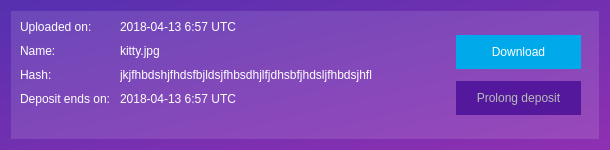
Above: memority/ui/file_list_item.ui from Memority/memority before the change. Below: the same form after it.
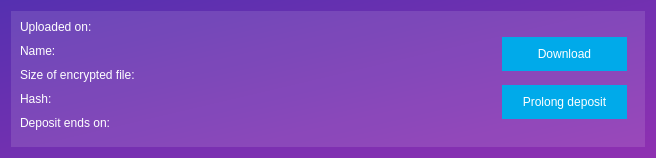
That is the form after the change. Icons and pictures are not drawn.

Patch:
```diff
--- a/memority/ui/file_list_item.ui
+++ b/memority/ui/file_list_item.ui
@@ -6,8 +6,8 @@
    <rect>
     <x>0</x>
     <y>0</y>
-    <width>610</width>
-    <height>150</height>
+    <width>656</width>
+    <height>158</height>
    </rect>
   </property>
   <property name="sizePolicy">
@@ -35,29 +35,20 @@
 color: #fff;
 }</string>
   </property>
-  <layout class="QVBoxLayout" name="verticalLayout">
+  <layout class="QHBoxLayout" name="horizontalLayout_2">
    <item>
-    <widget class="QScrollArea" name="scrollArea">
+    <widget class="QWidget" name="contents" native="true">
      <property name="styleSheet">
-      <string notr="true">background: rgba(255,255,255, 30);
-border: none;</string>
+      <string notr="true">QWidget#contents{
+background: rgba(255,255,255, 30);
+border: none;
+}
+QWidget{
+background: rgba(255,255,255, 0);
+border: none;
+}</string>
      </property>
-     <property name="widgetResizable">
-      <bool>true</bool>
-     </property>
-     <widget class="QWidget" name="scrollAreaWidgetContents">
-      <property name="geometry">
-       <rect>
-        <x>0</x>
-        <y>0</y>
-        <width>598</width>
-        <height>138</height>
-       </rect>
-      </property>
-      <property name="styleSheet">
-       <string notr="true">background: rgba(255,255,255, 0);</string>
-      </property>
-      <layout class="QHBoxLayout" name="horizontalLayout">
+     <layout class="QHBoxLayout" name="horizontalLayout_3">
        <item>
         <layout class="QFormLayout" name="formLayout">
          <property name="horizontalSpacing">
@@ -73,6 +64,13 @@
            </property>
           </widget>
          </item>
+        <item row="0" column="1">
+         <widget class="QLabel" name="uploaded_on_display">
+          <property name="text">
+           <string/>
+          </property>
+         </widget>
+        </item>
          <item row="1" column="0">
           <widget class="QLabel" name="label_4">
            <property name="text">
@@ -80,45 +78,52 @@
            </property>
           </widget>
          </item>
+        <item row="1" column="1">
+         <widget class="QLabel" name="name_display">
+          <property name="text">
+           <string/>
+          </property>
+         </widget>
+        </item>
          <item row="2" column="0">
+         <widget class="QLabel" name="label_5">
+          <property name="text">
+           <string>Size of encrypted file:</string>
+          </property>
+         </widget>
+        </item>
+        <item row="2" column="1">
+         <widget class="QLabel" name="size_display">
+          <property name="text">
+           <string/>
+          </property>
+         </widget>
+        </item>
+        <item row="3" column="0">
           <widget class="QLabel" name="label_2">
            <property name="text">
             <string>Hash:</string>
            </property>
           </widget>
          </item>
-         <item row="3" column="0">
+        <item row="3" column="1">
+         <widget class="QLabel" name="hash_display">
+          <property name="text">
+           <string/>
+          </property>
+         </widget>
+        </item>
+        <item row="4" column="0">
           <widget class="QLabel" name="label_3">
            <property name="text">
             <string>Deposit ends on:</string>
            </property>
           </widget>
          </item>
-         <item row="0" column="1">
-          <widget class="QLabel" name="uploaded_on_display">
-           <property name="text">
-            <string>2018-04-13 6:57 UTC</string>
-           </property>
-          </widget>
-         </item>
-         <item row="1" column="1">
-          <widget class="QLabel" name="name_display">
-           <property name="text">
-            <string>kitty.jpg</string>
-           </property>
-          </widget>
-         </item>
-         <item row="2" column="1">
-          <widget class="QLabel" name="hash_display">
-           <property name="text">
-            <string>jkjfhbdshjfhdsfbjldsjfhbsdhjlfjdhsbfjhdsljfhbdsjhfl</string>
-           </property>
-          </widget>
-         </item>
-         <item row="3" column="1">
+        <item row="4" column="1">
           <widget class="QLabel" name="deposit_end_display">
            <property name="text">
-            <string>2018-04-13 6:57 UTC</string>
+           <string/>
            </property>
           </widget>
          </item>
@@ -159,7 +164,7 @@
           <item>
            <widget class="QPushButton" name="prolong_deposit_btn">
             <property name="enabled">
-             <bool>false</bool>
+            <bool>true</bool>
             </property>
             <property name="toolTip">
              <string>This feature is under development.</string>
@@ -186,7 +191,6 @@
         </widget>
        </item>
       </layout>
-     </widget>
     </widget>
    </item>
   </layout>
```
Left out of the diff: 2 changed lines with no effect on the pictures. Lines whose indentation alone changed are shown as unchanged.
